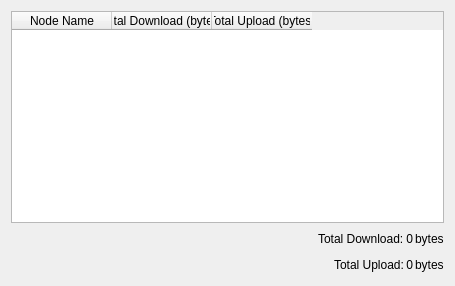
Before: the Qt Designer form vigir_ocs_bandwidth_widget/src/ui/bandwidth_widget.ui in team-vigir/vigir_ocs_common, drawn with Qt 5.
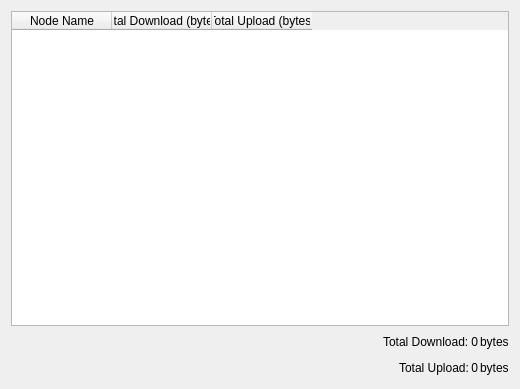
After: the same form once the commit is applied.

Commit message: - adjusted window size

```diff
--- a/vigir_ocs_bandwidth_widget/src/ui/bandwidth_widget.ui
+++ b/vigir_ocs_bandwidth_widget/src/ui/bandwidth_widget.ui
@@ -6,8 +6,8 @@
    <rect>
     <x>0</x>
     <y>0</y>
-    <width>455</width>
-    <height>286</height>
+    <width>520</width>
+    <height>389</height>
    </rect>
   </property>
   <property name="minimumSize">
@@ -79,7 +79,7 @@
            </property>
            <property name="sizeHint" stdset="0">
             <size>
-             <width>272</width>
+             <width>337</width>
              <height>20</height>
             </size>
            </property>
```
The commit also changes 1 other file.
